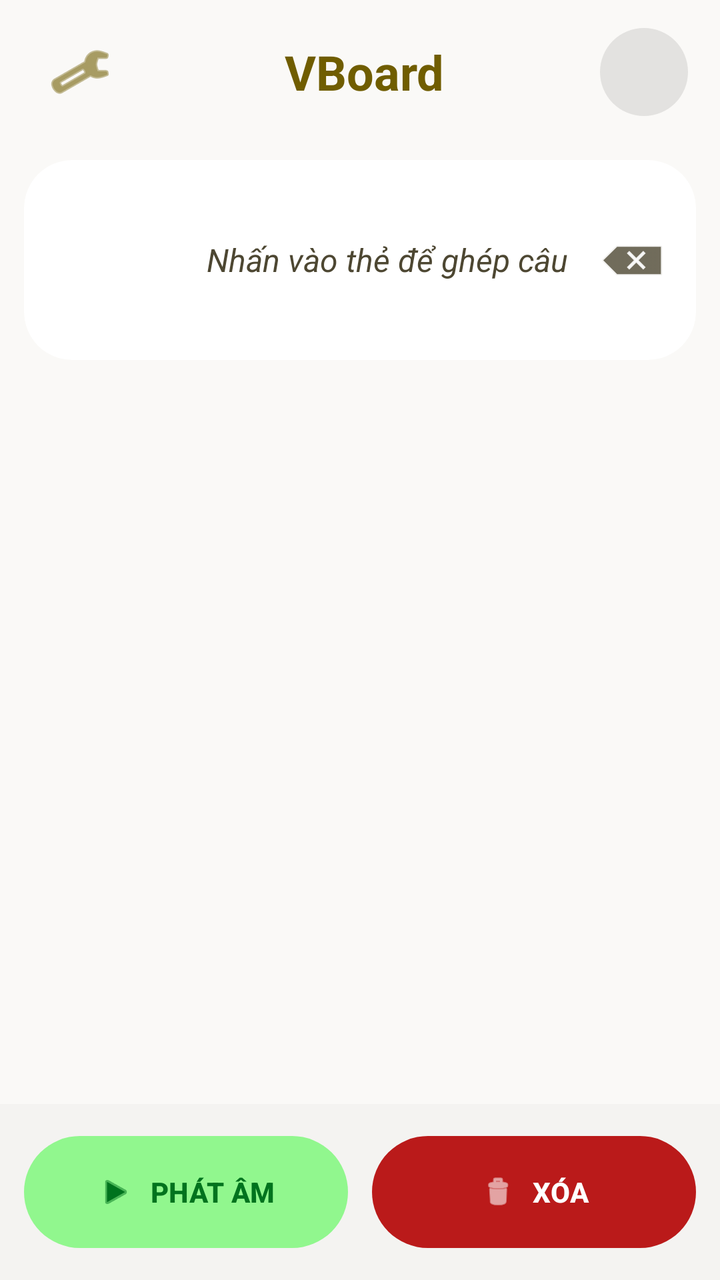
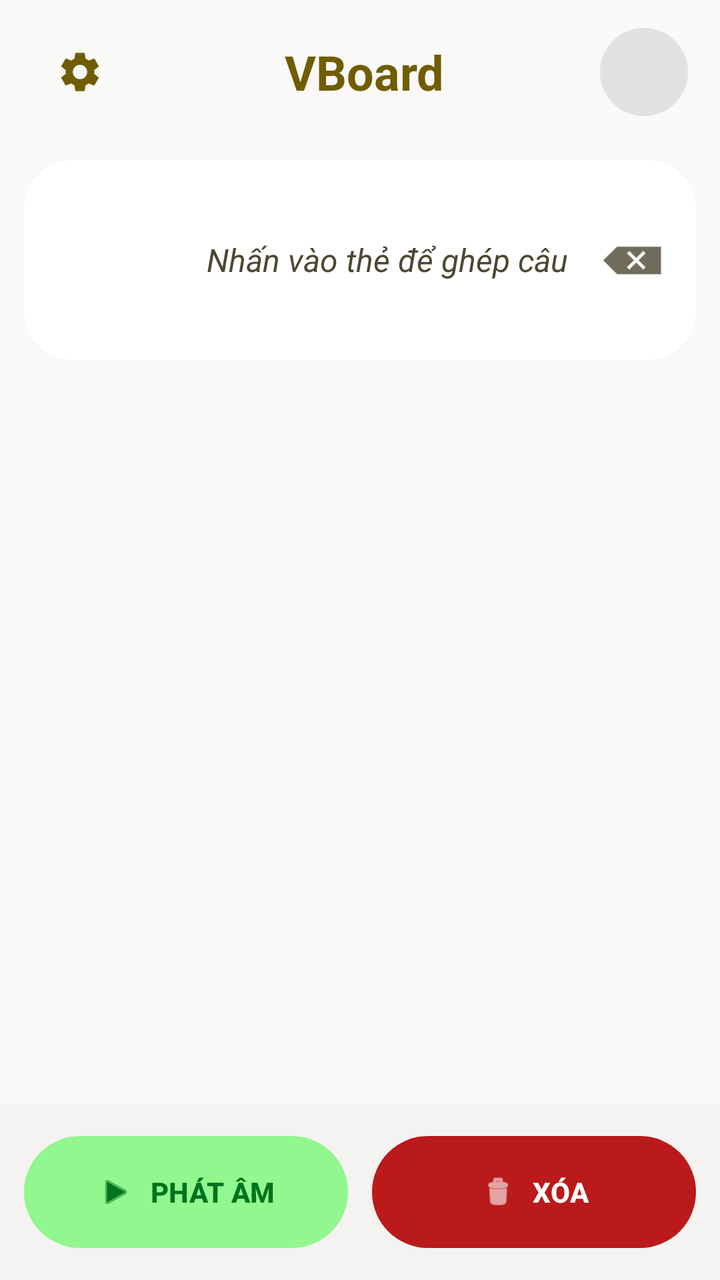

Compare the two renders of this Android layout. The source of the first and the diff that turns it into the second are given below.
<!-- AndroidManifest.xml: application theme Theme.VBoard -->
<!-- res/layout/activity_main.xml -->
<?xml version="1.0" encoding="utf-8"?>
<androidx.constraintlayout.widget.ConstraintLayout xmlns:android="http://schemas.android.com/apk/res/android"
    xmlns:app="http://schemas.android.com/apk/res-auto"
    android:layout_width="match_parent"
    android:layout_height="match_parent"
    android:background="@color/background">

    
    <LinearLayout
        android:id="@+id/header"
        android:layout_width="match_parent"
        android:layout_height="wrap_content"
        android:gravity="center_vertical"
        android:paddingHorizontal="@dimen/spacing_lg"
        android:paddingVertical="@dimen/spacing_md"
        app:layout_constraintTop_toTopOf="parent">

        <ImageButton
            android:id="@+id/btnSettings"
            android:layout_width="48dp"
            android:layout_height="48dp"
            android:background="?attr/selectableItemBackgroundBorderless"
            android:contentDescription="Cai dat"
            android:src="@android:drawable/ic_menu_preferences"
            app:tint="@color/primary" />

        <TextView
            android:layout_width="0dp"
            android:layout_height="wrap_content"
            android:layout_weight="1"
            android:gravity="center"
            android:text="@string/app_name"
            android:textColor="@color/primary"
            android:textSize="24sp"
            android:textStyle="bold" />

        <ImageView
            android:id="@+id/avatar"
            android:layout_width="44dp"
            android:layout_height="44dp"
            android:background="@drawable/bg_avatar" />
    </LinearLayout>

    
    <androidx.cardview.widget.CardView
        android:id="@+id/sentenceCard"
        android:layout_width="match_parent"
        android:layout_height="wrap_content"
        android:layout_marginHorizontal="@dimen/spacing_md"
        android:layout_marginTop="@dimen/spacing_sm"
        app:cardBackgroundColor="@color/surface_container_lowest"
        app:cardCornerRadius="@dimen/radius_xl"
        app:cardElevation="0dp"
        app:layout_constraintTop_toBottomOf="@id/header">

        <LinearLayout
            android:layout_width="match_parent"
            android:layout_height="wrap_content"
            android:gravity="center_vertical"
            android:minHeight="100dp"
            android:orientation="horizontal"
            android:padding="@dimen/spacing_md">

            <HorizontalScrollView
                android:layout_width="0dp"
                android:layout_height="wrap_content"
                android:layout_weight="1">

                <LinearLayout
                    android:id="@+id/wordsContainer"
                    android:layout_width="wrap_content"
                    android:layout_height="wrap_content"
                    android:gravity="center_vertical"
                    android:orientation="horizontal" />
            </HorizontalScrollView>

            <TextView
                android:id="@+id/placeholder"
                android:layout_width="wrap_content"
                android:layout_height="wrap_content"
                android:text="@string/placeholder_sentence"
                android:textColor="@color/on_surface_variant"
                android:textSize="16sp"
                android:textStyle="italic"
                android:visibility="visible" />

            <ImageButton
                android:id="@+id/btnBackspace"
                android:layout_width="40dp"
                android:layout_height="40dp"
                android:layout_marginStart="@dimen/spacing_md"
                android:background="?attr/selectableItemBackgroundBorderless"
                android:contentDescription="Xoa"
                android:src="@android:drawable/ic_input_delete"
                app:tint="@color/on_surface_variant" />
        </LinearLayout>
    </androidx.cardview.widget.CardView>

    
    <HorizontalScrollView
        android:id="@+id/categoryScroll"
        android:layout_width="match_parent"
        android:layout_height="56dp"
        android:layout_marginTop="@dimen/spacing_sm"
        android:paddingHorizontal="@dimen/spacing_md"
        android:scrollbars="none"
        app:layout_constraintTop_toBottomOf="@id/sentenceCard">

        <LinearLayout
            android:id="@+id/categoryContainer"
            android:layout_width="match_parent"
            android:layout_height="match_parent"
            android:gravity="center_vertical"
            android:orientation="horizontal" />
    </HorizontalScrollView>

    
    <FrameLayout
        android:layout_width="match_parent"
        android:layout_height="0dp"
        android:layout_marginTop="@dimen/spacing_md"
        android:clipToPadding="false"
        android:paddingHorizontal="@dimen/spacing_md"
        android:paddingBottom="80dp"
        app:layout_constraintBottom_toTopOf="@id/bottomBar"
        app:layout_constraintTop_toBottomOf="@id/categoryScroll">

        <androidx.recyclerview.widget.RecyclerView
            android:id="@+id/vocabGrid"
            android:layout_width="match_parent"
            android:layout_height="match_parent" />
    </FrameLayout>

    
    <LinearLayout
        android:id="@+id/bottomBar"
        android:layout_width="match_parent"
        android:layout_height="wrap_content"
        android:background="@color/surface_container_low"
        android:orientation="horizontal"
        android:padding="@dimen/spacing_md"
        app:layout_constraintBottom_toBottomOf="parent">

        <com.google.android.material.button.MaterialButton
            android:id="@+id/btnSpeakBottom"
            android:layout_width="0dp"
            android:layout_height="@dimen/button_height_large"
            android:layout_weight="1"
            android:text="@string/btn_speak"
            android:textColor="@color/on_secondary_container"
            android:textSize="14sp"
            android:textStyle="bold"
            app:backgroundTint="@color/secondary_container"
            app:cornerRadius="@dimen/radius_full"
            app:icon="@android:drawable/ic_media_play"
            app:iconGravity="textStart"
            app:iconTint="@color/on_secondary_container" />

        <Space
            android:layout_width="@dimen/spacing_md"
            android:layout_height="wrap_content" />

        <com.google.android.material.button.MaterialButton
            android:id="@+id/btnClear"
            android:layout_width="0dp"
            android:layout_height="@dimen/button_height_large"
            android:layout_weight="1"
            android:text="@string/btn_clear"
            android:textColor="@color/on_error"
            android:textSize="14sp"
            android:textStyle="bold"
            app:backgroundTint="@color/error"
            app:cornerRadius="@dimen/radius_full"
            app:icon="@android:drawable/ic_menu_delete"
            app:iconGravity="textStart"
            app:iconTint="@color/on_error" />
    </LinearLayout>

</androidx.constraintlayout.widget.ConstraintLayout>
<!-- resources referenced by this layout -->
<resources>
  <color name="background">#faf9f7</color>
  <color name="error">#ba1a1a</color>
  <color name="on_error">#ffffff</color>
  <color name="on_secondary_container">#00731e</color>
  <color name="on_surface_variant">#4d4732</color>
  <color name="primary">#705d00</color>
  <color name="secondary_container">#91f78e</color>
  <color name="surface_container_low">#f4f3f1</color>
  <color name="surface_container_lowest">#ffffff</color>
  <dimen name="button_height_large">64dp</dimen>
  <dimen name="radius_full">9999dp</dimen>
  <dimen name="radius_xl">24dp</dimen>
  <dimen name="spacing_lg">16dp</dimen>
  <dimen name="spacing_md">12dp</dimen>
  <dimen name="spacing_sm">8dp</dimen>
  <!-- drawable bg_avatar (drawable) -->
  <?xml version="1.0" encoding="utf-8"?>
  <shape xmlns:android="http://schemas.android.com/apk/res/android"
      android:shape="oval">
      <solid android:color="@color/surface_container_highest" />
  </shape>
  <string name="app_name">VBoard</string>
  <string name="btn_clear">XÓA</string>
  <string name="btn_speak">PHÁT ÂM</string>
  <string name="placeholder_sentence">Nhấn vào thẻ để ghép câu</string>
  <color name="surface_container_highest">#e3e2e0</color>
  <color name="primary_container">#ffd700</color>
  <color name="on_primary">#ffffff</color>
  <color name="on_primary_container">#705e00</color>
  <color name="secondary">#006e1c</color>
  <color name="on_secondary">#ffffff</color>
  <color name="tertiary">#904d00</color>
  <color name="tertiary_container">#ffd1af</color>
  <color name="on_tertiary">#ffffff</color>
  <color name="on_tertiary_container">#914d00</color>
  <color name="error_container">#ffdad6</color>
  <color name="on_error_container">#93000a</color>
  <color name="surface">#faf9f7</color>
  <color name="on_surface">#1a1c1b</color>
  <color name="surface_container_high">#e9e8e6</color>
  <color name="outline">#7e775f</color>
  <color name="outline_variant">#d0c6ab</color>
  <!-- unchanged entries left out for length: 1 -->
</resources>

<!-- the commit's change to res/layout/activity_main.xml (unified diff, before → after) -->
@@ -20,8 +20,8 @@
             android:layout_width="48dp"
             android:layout_height="48dp"
             android:background="?attr/selectableItemBackgroundBorderless"
-            android:contentDescription="Cai dat"
-            android:src="@android:drawable/ic_menu_preferences"
+            android:contentDescription="@string/cd_settings"
+            android:src="@drawable/ic_settings"
             app:tint="@color/primary" />
 
         <TextView
@@ -90,7 +90,7 @@
                 android:layout_height="40dp"
                 android:layout_marginStart="@dimen/spacing_md"
                 android:background="?attr/selectableItemBackgroundBorderless"
-                android:contentDescription="Xoa"
+                android:contentDescription="@string/cd_backspace"
                 android:src="@android:drawable/ic_input_delete"
                 app:tint="@color/on_surface_variant" />
         </LinearLayout>
@@ -146,6 +146,7 @@
             android:layout_width="0dp"
             android:layout_height="@dimen/button_height_large"
             android:layout_weight="1"
+            android:contentDescription="@string/cd_speak"
             android:text="@string/btn_speak"
             android:textColor="@color/on_secondary_container"
             android:textSize="14sp"
@@ -165,6 +166,7 @@
             android:layout_width="0dp"
             android:layout_height="@dimen/button_height_large"
             android:layout_weight="1"
+            android:contentDescription="@string/cd_clear"
             android:text="@string/btn_clear"
             android:textColor="@color/on_error"
             android:textSize="14sp"
<!-- resource entries referenced after the edit -->
@@ -21,9 +21,26 @@
       android:shape="oval">
       <solid android:color="@color/surface_container_highest" />
   </shape>
+  <!-- drawable ic_settings (drawable) -->
+  <?xml version="1.0" encoding="utf-8"?>
+  <vector xmlns:android="http://schemas.android.com/apk/res/android"
+      android:width="24dp"
+      android:height="24dp"
+      android:viewportWidth="24"
+      android:viewportHeight="24"
+      android:tint="@color/primary">
+      
+      <path
+          android:fillColor="@android:color/white"
+          android:pathData="M19.14,12.94c0.04,-0.31 0.06,-0.63 0.06,-0.94c0,-0.31 -0.02,-0.63 -0.06,-0.94l2.03,-1.58c0.18,-0.14 0.23,-0.41 0.12,-0.61l-1.92,-3.32c-0.12,-0.22 -0.37,-0.29 -0.59,-0.22l-2.39,0.96c-0.5,-0.38 -1.03,-0.7 -1.62,-0.94L14.4,2.81c-0.04,-0.24 -0.24,-0.41 -0.48,-0.41h-3.84c-0.24,0 -0.43,0.17 -0.47,0.41L9.25,5.35C8.66,5.59 8.12,5.92 7.63,6.29L5.24,5.33c-0.22,-0.08 -0.47,0 -0.59,0.22L2.74,8.87C2.62,9.08 2.66,9.34 2.86,9.48l2.03,1.58C4.84,11.37 4.8,11.69 4.8,12s0.02,0.63 0.06,0.94l-2.03,1.58c-0.18,0.14 -0.23,0.41 -0.12,0.61l1.92,3.32c0.12,0.22 0.37,0.29 0.59,0.22l2.39,-0.96c0.5,0.38 1.03,0.7 1.62,0.94l0.36,2.54c0.05,0.24 0.24,0.41 0.48,0.41h3.84c0.24,0 0.44,-0.17 0.47,-0.41l0.36,-2.54c0.59,-0.24 1.13,-0.56 1.62,-0.94l2.39,0.96c0.22,0.08 0.47,0 0.59,-0.22l1.92,-3.32c0.12,-0.22 0.07,-0.47 -0.12,-0.61L19.14,12.94zM12,15.6c-1.98,0 -3.6,-1.62 -3.6,-3.6s1.62,-3.6 3.6,-3.6s3.6,1.62 3.6,3.6S13.98,15.6 12,15.6z"/>
+  </vector>
   <string name="app_name">VBoard</string>
   <string name="btn_clear">XÓA</string>
   <string name="btn_speak">PHÁT ÂM</string>
+  <string name="cd_backspace">Xóa từ cuối</string>
+  <string name="cd_clear">Xóa toàn bộ câu</string>
+  <string name="cd_settings">Mở cài đặt dành cho phụ huynh</string>
+  <string name="cd_speak">Phát âm câu đã ghép</string>
   <string name="placeholder_sentence">Nhấn vào thẻ để ghép câu</string>
   <color name="surface_container_highest">#e3e2e0</color>
   <color name="primary_container">#ffd700</color>
